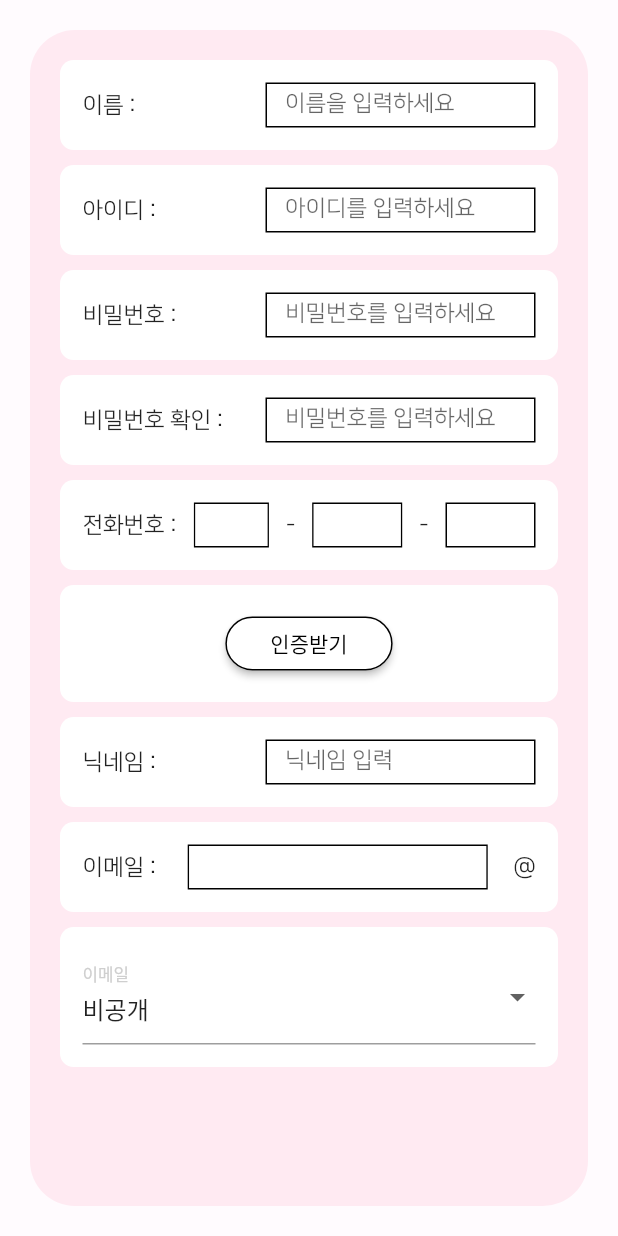
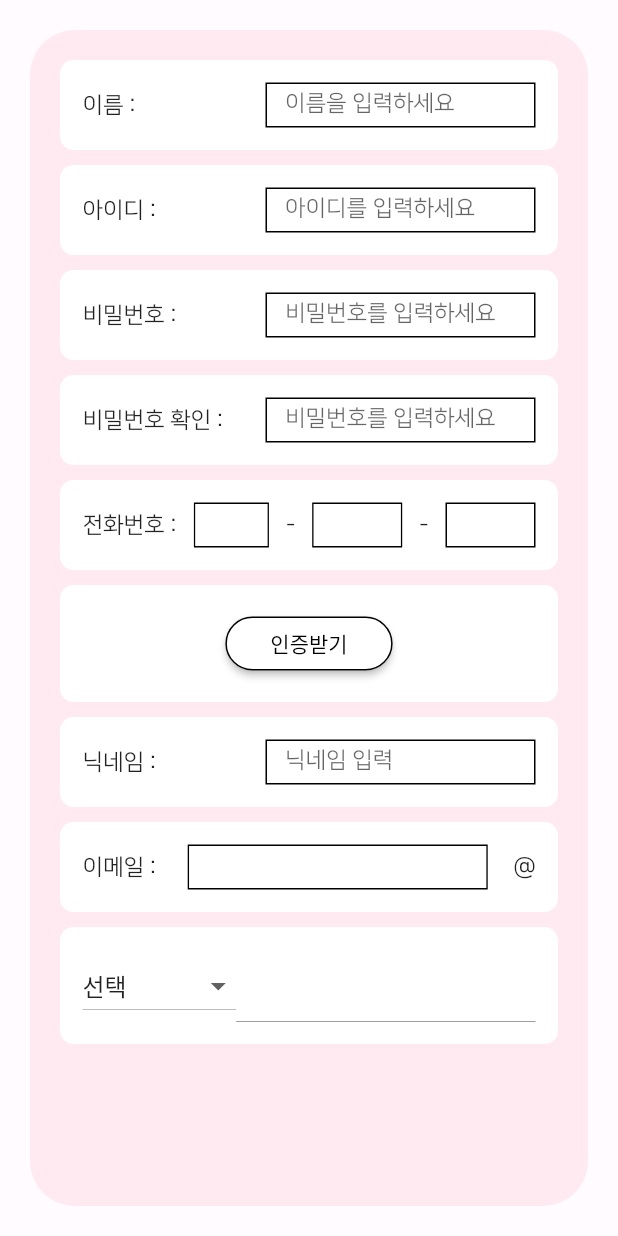
Before and after one commit to BeomyoonHeo/ggamf_front, a Flutter app: the JoinUserPage screen opened by its route, on a phone screen of 412 x 824 dp. Run offline on Flutter 3.47's test engine with Material 2 defaults, Android fonts, the phone set to English and light mode, and no system bars; our stand-ins replace flutter_svg, google_fonts; project files that could hold a hidden picture were left out.

Commit message:
드롭다운 버튼 생성 완료

```diff
--- /dev/null
+++ b/lib/views/pages/join_user/components/email_dropdown_button.dart
@@ -0,0 +1,56 @@
+import 'package:flutter/material.dart';
+
+class EmailDropdownButton extends StatefulWidget {
+  const EmailDropdownButton({
+    Key? key,
+  }) : super(key: key);
+
+  @override
+  State<EmailDropdownButton> createState() => _EmailDropdownButtonState();
+}
+
+class _EmailDropdownButtonState extends State<EmailDropdownButton> {
+  String _dropdownItem = '선택';
+  bool _enableTextField = false;
+
+  @override
+  Widget build(BuildContext context) {
+    final List<String> emailList = [
+      '선택',
+      'naver.com',
+      'kakao.com',
+      'gmail.com',
+      '직접입력'
+    ];
+
+    return Row(
+      children: [
+        DropdownButton(
+          value: _dropdownItem,
+          items: emailList.map((item) {
+            return DropdownMenuItem(
+              value: item,
+              child: Text(item),
+            );
+          }).toList(),
+          onChanged: (dynamic value) {
+            setState(() {
+              _dropdownItem = value;
+              if (value == '직접입력') {
+                _enableTextField = true;
+              } else {
+                _enableTextField = false;
+              }
+            });
+          },
+        ),
+        Expanded(
+          child: TextField(
+            decoration: InputDecoration(),
+            enabled: _enableTextField,
+          ),
+        ),
+      ],
+    );
+  }
+}
--- a/lib/views/pages/join_user/join_user_page.dart
+++ b/lib/views/pages/join_user/join_user_page.dart
@@ -1,6 +1,7 @@
 import 'package:flutter/material.dart';
 import 'package:ggamf_front/core/color.dart';
 import 'package:ggamf_front/views/pages/join_user/components/certification_number_button.dart';
+import 'package:ggamf_front/views/pages/join_user/components/email_dropdown_button.dart';
 import 'package:ggamf_front/views/pages/join_user/components/input_box.dart';
 import 'package:ggamf_front/views/pages/join_user/components/input_email_box.dart';
 import 'package:ggamf_front/views/pages/join_user/components/input_phonenumber_widget.dart';
@@ -46,26 +47,7 @@ class JoinUserPage extends StatelessWidget {
                       color: Colors.white,
                       borderRadius: BorderRadius.circular(9)),
                   padding: EdgeInsets.all(15),
-                  child: DropdownButtonFormField<String?>(
-                    decoration: InputDecoration(
-                      labelText: '이메일',
-                      floatingLabelBehavior: FloatingLabelBehavior.always,
-                      labelStyle:
-                          TextStyle(fontSize: 15, color: Color(0xffcfcfcf)),
-                    ),
-                    // underline: Container(height: 1.4, color: Color(0xffc0c0c0)),
-                    onChanged: (String? newValue) {
-                      print(newValue);
-                    },
-                    items: [null, 'M', 'F']
-                        .map<DropdownMenuItem<String?>>((String? i) {
-                      return DropdownMenuItem<String?>(
-                        value: i,
-                        child: Text(
-                            {'M': '@naver.com', 'F': '@kakao.com'}[i] ?? '비공개'),
-                      );
-                    }).toList(),
-                  ),
+                  child: EmailDropdownButton(),
                 )
               ],
             ),
```
